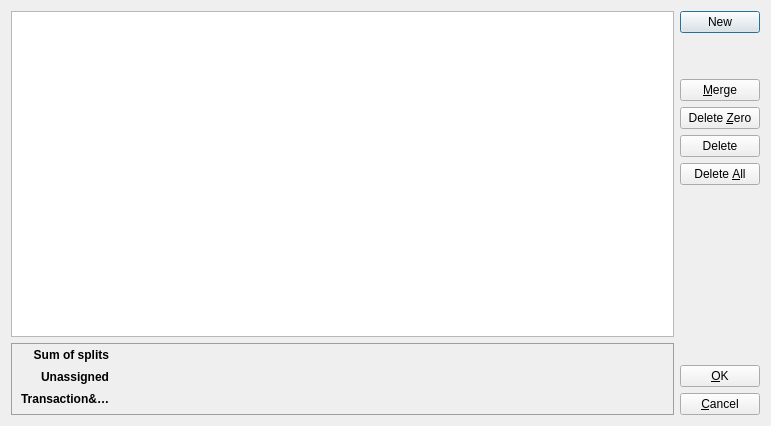
First picture: the form in kmymoney/views/splitdialog.ui, repository KDE/kmymoney, before the edit.
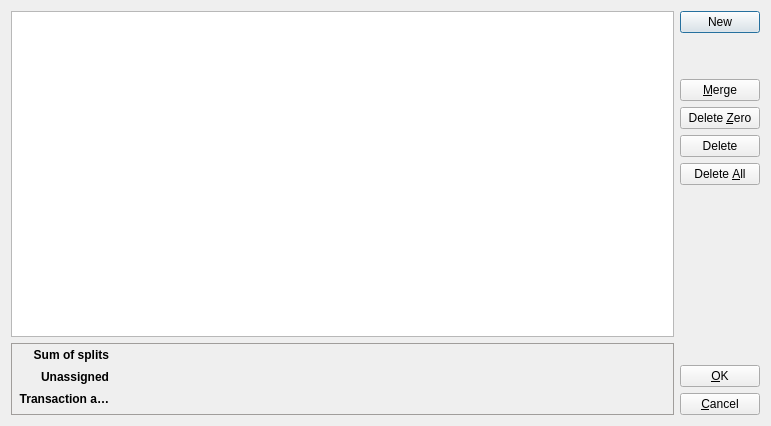
Second picture: the form after the edit. Custom widgets are drawn as their Qt base class.

```diff
--- a/kmymoney/views/splitdialog.ui
+++ b/kmymoney/views/splitdialog.ui
@@ -552,7 +552,7 @@
        </item>
        <item row="2" column="0">
         <property name="text">
-         <string>Transaction&amp;nbsp;amount</string>
+         <string>Transaction amount</string>
         </property>
         <property name="textAlignment">
          <set>AlignRight|AlignVCenter</set>
```
Left out of the diff: 18 changed lines with no effect on the pictures.
